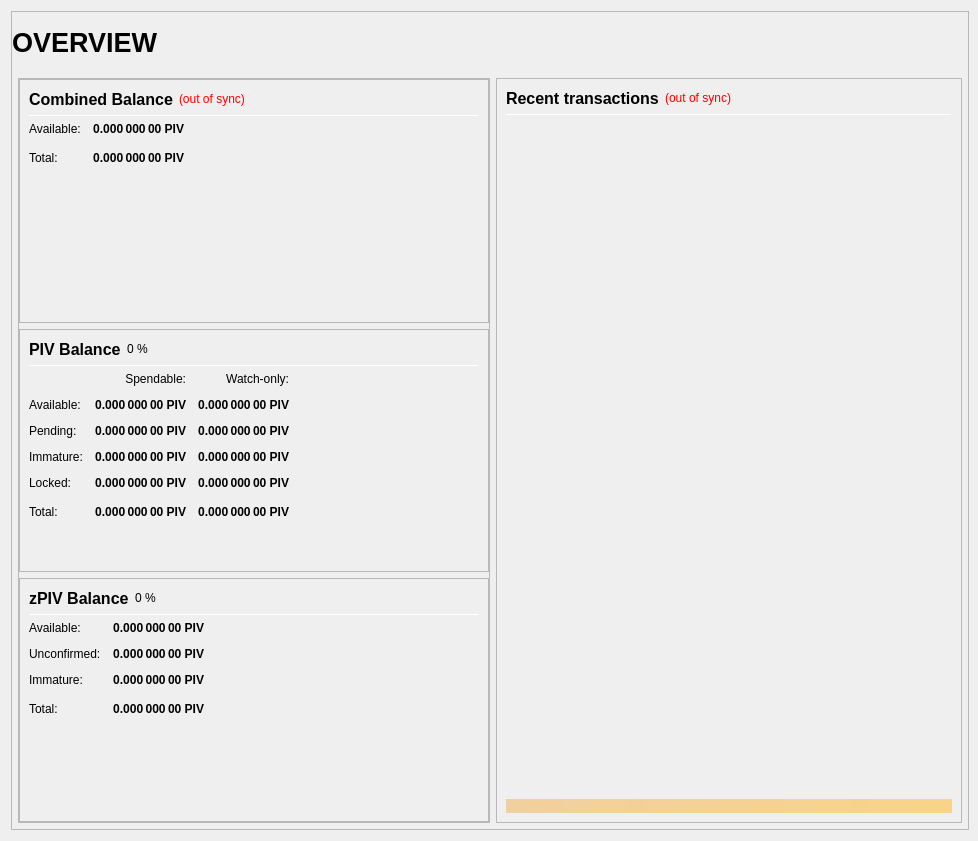
This is src/qt/forms/overviewpage.ui in kblockchain/Able as Qt 5 draws it before an edit. The edited form follows.
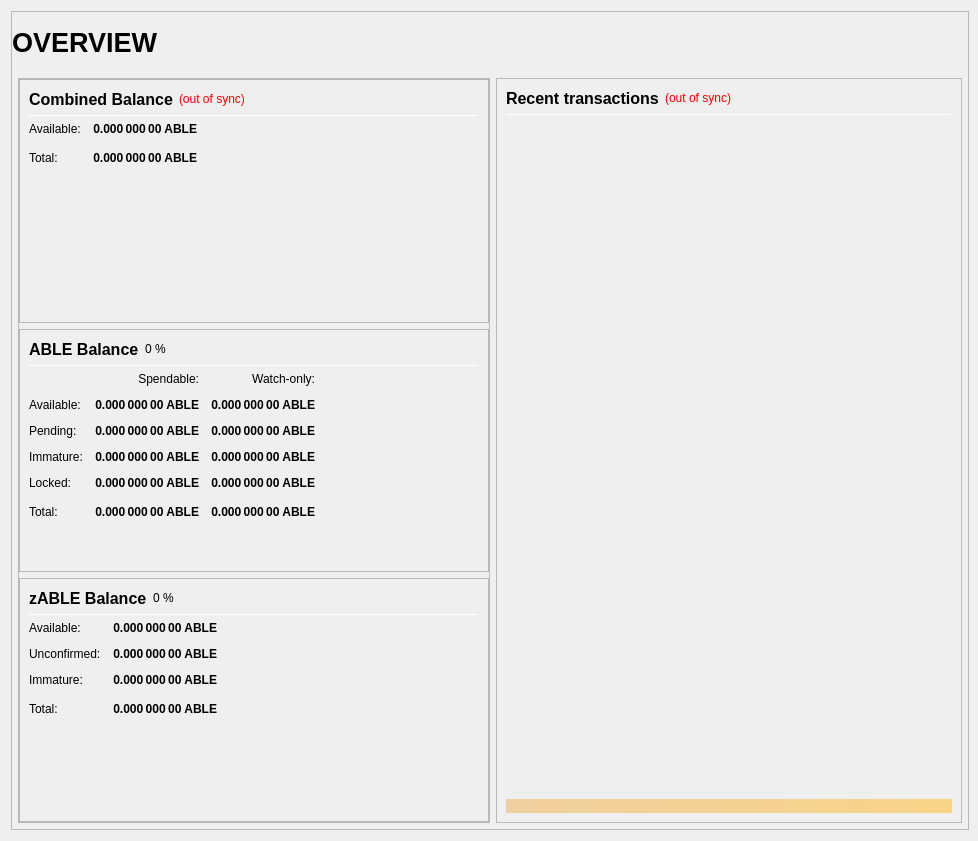
This is the edited form.

Commit message: Rename PIV to ABLE

Diff of the .ui file:
```diff
--- a/src/qt/forms/overviewpage.ui
+++ b/src/qt/forms/overviewpage.ui
@@ -306,7 +306,7 @@
                           <string>Your current spendable balance</string>
                          </property>
                          <property name="text">
-                          <string notr="true">0.000 000 00 PIV</string>
+                          <string notr="true">0.000 000 00 ABLE</string>
                          </property>
                          <property name="alignment">
                           <set>Qt::AlignRight|Qt::AlignTrailing|Qt::AlignVCenter</set>
@@ -338,7 +338,7 @@
                           <string>Total Balance, including all unavailable coins.</string>
                          </property>
                          <property name="text">
-                          <string notr="true">0.000 000 00 PIV</string>
+                          <string notr="true">0.000 000 00 ABLE</string>
                          </property>
                          <property name="alignment">
                           <set>Qt::AlignRight|Qt::AlignTrailing|Qt::AlignVCenter</set>
@@ -406,7 +406,7 @@
                           </font>
                          </property>
                          <property name="text">
-                          <string>PIV Balance</string>
+                          <string>ABLE Balance</string>
                          </property>
                         </widget>
                        </item>
@@ -498,7 +498,7 @@
                           <string>Your current spendable balance</string>
                          </property>
                          <property name="text">
-                          <string notr="true">0.000 000 00 PIV</string>
+                          <string notr="true">0.000 000 00 ABLE</string>
                          </property>
                          <property name="alignment">
                           <set>Qt::AlignRight|Qt::AlignTrailing|Qt::AlignVCenter</set>
@@ -523,7 +523,7 @@
                           <string>Your current balance in watch-only addresses</string>
                          </property>
                          <property name="text">
-                          <string notr="true">0.000 000 00 PIV</string>
+                          <string notr="true">0.000 000 00 ABLE</string>
                          </property>
                          <property name="alignment">
                           <set>Qt::AlignRight|Qt::AlignTrailing|Qt::AlignVCenter</set>
@@ -555,7 +555,7 @@
                           <string>Total of transactions that have yet to be confirmed, and do not yet count toward the spendable balance</string>
                          </property>
                          <property name="text">
-                          <string notr="true">0.000 000 00 PIV</string>
+                          <string notr="true">0.000 000 00 ABLE</string>
                          </property>
                          <property name="alignment">
                           <set>Qt::AlignRight|Qt::AlignTrailing|Qt::AlignVCenter</set>
@@ -580,7 +580,7 @@
                           <string>Unconfirmed transactions to watch-only addresses</string>
                          </property>
                          <property name="text">
-                          <string notr="true">0.000 000 00 PIV</string>
+                          <string notr="true">0.000 000 00 ABLE</string>
                          </property>
                          <property name="alignment">
                           <set>Qt::AlignRight|Qt::AlignTrailing|Qt::AlignVCenter</set>
@@ -612,7 +612,7 @@
                           <string>Staked or masternode rewards that has not yet matured</string>
                          </property>
                          <property name="text">
-                          <string notr="true">0.000 000 00 PIV</string>
+                          <string notr="true">0.000 000 00 ABLE</string>
                          </property>
                          <property name="alignment">
                           <set>Qt::AlignRight|Qt::AlignTrailing|Qt::AlignVCenter</set>
@@ -637,7 +637,7 @@
                           <string>Staked or masternode rewards in watch-only addresses that has not yet matured</string>
                          </property>
                          <property name="text">
-                          <string notr="true">0.000 000 00 PIV</string>
+                          <string notr="true">0.000 000 00 ABLE</string>
                          </property>
                          <property name="alignment">
                           <set>Qt::AlignRight|Qt::AlignTrailing|Qt::AlignVCenter</set>
@@ -672,7 +672,7 @@
                           <string>Locked PIV or Masternode collaterals. These are excluded from zPIV minting.</string>
                          </property>
                          <property name="text">
-                          <string notr="true">0.000 000 00 PIV</string>
+                          <string notr="true">0.000 000 00 ABLE</string>
                          </property>
                          <property name="alignment">
                           <set>Qt::AlignRight|Qt::AlignTrailing|Qt::AlignVCenter</set>
@@ -697,7 +697,7 @@
                           <string>Current locked balance in watch-only addresses</string>
                          </property>
                          <property name="text">
-                          <string notr="true">0.000 000 00 PIV</string>
+                          <string notr="true">0.000 000 00 ABLE</string>
                          </property>
                          <property name="alignment">
                           <set>Qt::AlignRight|Qt::AlignTrailing|Qt::AlignVCenter</set>
@@ -732,7 +732,7 @@
                           <string>Your current ABLE balance, unconfirmed and immature transactions included</string>
                          </property>
                          <property name="text">
-                          <string notr="true">0.000 000 00 PIV</string>
+                          <string notr="true">0.000 000 00 ABLE</string>
                          </property>
                          <property name="alignment">
                           <set>Qt::AlignRight|Qt::AlignTrailing|Qt::AlignVCenter</set>
@@ -757,7 +757,7 @@
                           <string>Current total balance in watch-only addresses</string>
                          </property>
                          <property name="text">
-                          <string notr="true">0.000 000 00 PIV</string>
+                          <string notr="true">0.000 000 00 ABLE</string>
                          </property>
                          <property name="alignment">
                           <set>Qt::AlignRight|Qt::AlignTrailing|Qt::AlignVCenter</set>
@@ -825,7 +825,7 @@
                           </font>
                          </property>
                          <property name="text">
-                          <string>zPIV Balance</string>
+                          <string>zABLE Balance</string>
                          </property>
                         </widget>
                        </item>
@@ -899,7 +899,7 @@
 These zPIV are spendable.</string>
                          </property>
                          <property name="text">
-                          <string notr="true">0.000 000 00 PIV</string>
+                          <string notr="true">0.000 000 00 ABLE</string>
                          </property>
                          <property name="alignment">
                           <set>Qt::AlignRight|Qt::AlignTrailing|Qt::AlignVCenter</set>
@@ -930,7 +930,7 @@
 Immature: confirmed, but less than 1 mint of the same denomination after it was minted</string>
                          </property>
                          <property name="text">
-                          <string notr="true">0.000 000 00 PIV</string>
+                          <string notr="true">0.000 000 00 ABLE</string>
                          </property>
                          <property name="alignment">
                           <set>Qt::AlignRight|Qt::AlignTrailing|Qt::AlignVCenter</set>
@@ -961,7 +961,7 @@
 Immature: confirmed, but less than 1 mint of the same denomination after it was minted</string>
                          </property>
                          <property name="text">
-                          <string notr="true">0.000 000 00 PIV</string>
+                          <string notr="true">0.000 000 00 ABLE</string>
                          </property>
                          <property name="alignment">
                           <set>Qt::AlignRight|Qt::AlignTrailing|Qt::AlignVCenter</set>
@@ -993,7 +993,7 @@
                           <string>Your current zPIV balance, unconfirmed and immature zPIV included.</string>
                          </property>
                          <property name="text">
-                          <string notr="true">0.000 000 00 PIV</string>
+                          <string notr="true">0.000 000 00 ABLE</string>
                          </property>
                          <property name="alignment">
                           <set>Qt::AlignRight|Qt::AlignTrailing|Qt::AlignVCenter</set>
```
Left out of the diff: 16 changed lines with no effect on the pictures. The commit also changes 114 other files.
